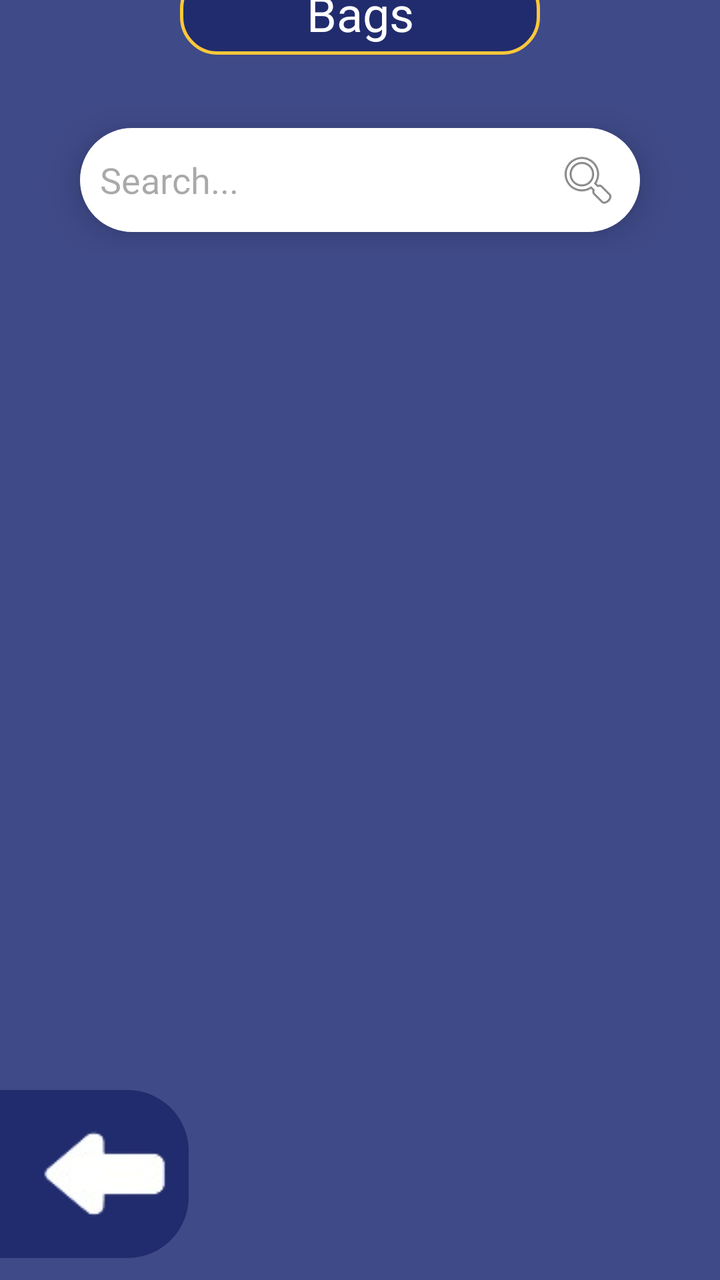
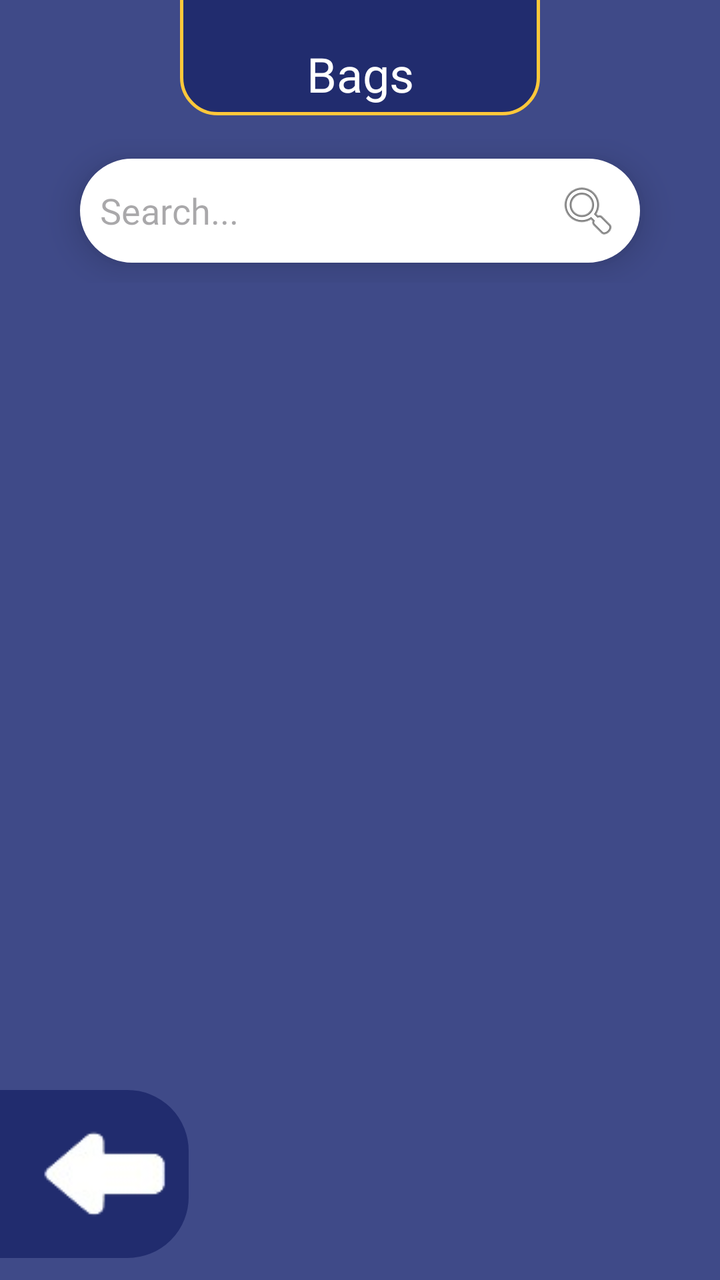

Two renders of the same Android screen: before a commit and after it. Below are the layout's source before the change and the commit's diff.
<!-- AndroidManifest.xml: application theme Theme.LostAndFound -->
<!-- res/layout/activity_bags.xml -->
<?xml version="1.0" encoding="utf-8"?>
<androidx.constraintlayout.widget.ConstraintLayout xmlns:android="http://schemas.android.com/apk/res/android"
    xmlns:app="http://schemas.android.com/apk/res-auto"
    xmlns:tools="http://schemas.android.com/tools"
    android:id="@+id/main"
    android:background="#3F4A88"
    android:layout_width="match_parent"
    android:layout_height="match_parent"
    android:fitsSystemWindows="false"
    tools:context="activities.lostandfound.student_filters.Electronics">


    <TextView
        android:id="@+id/TV_EmptyState"
        android:layout_width="wrap_content"
        android:layout_height="wrap_content"
        android:fontFamily="@font/konkhmer"
        android:text="There are currently no lost items post"
        android:textColor="@color/white"
        android:visibility="gone"
        android:textSize="16sp"
        app:layout_constraintBottom_toBottomOf="parent"
        app:layout_constraintEnd_toEndOf="parent"
        app:layout_constraintHorizontal_bias="0.495"
        app:layout_constraintStart_toStartOf="parent"
        app:layout_constraintTop_toTopOf="parent"
        app:layout_constraintVertical_bias="0.499" />

    <androidx.recyclerview.widget.RecyclerView
        android:id="@+id/RV_LatestPosts"
        android:layout_width="match_parent"
        android:layout_height="match_parent"
        android:layout_marginStart="20dp"
        android:layout_marginTop="175dp"
        android:layout_marginEnd="20dp"
        app:layout_constraintBottom_toBottomOf="parent"
        app:layout_constraintEnd_toEndOf="parent"
        app:layout_constraintHorizontal_bias="0.0"
        app:layout_constraintStart_toStartOf="parent"
        app:layout_constraintTop_toTopOf="parent"
        app:layout_constraintVertical_bias="0.0"
        tools:listitem="@layout/lost_item_" />


    <TextView
        android:id="@+id/textView15"
        android:layout_width="match_parent"
        android:layout_height="wrap_content"
        android:layout_marginStart="90dp"
        android:layout_marginTop="-30dp"
        android:layout_marginEnd="90dp"
        android:layout_marginBottom="12dp"
        android:background="@drawable/border"
        android:fontFamily="@font/konkhmer"
        android:gravity="center"
        android:text="Bags"
        android:textColor="@color/white"
        android:textSize="24sp"
        app:layout_constraintBottom_toTopOf="@+id/linearLayout"
        app:layout_constraintEnd_toEndOf="parent"
        app:layout_constraintHorizontal_bias="0.0"
        app:layout_constraintStart_toStartOf="parent"
        app:layout_constraintTop_toTopOf="parent" />

    <LinearLayout
        android:id="@+id/linearLayout"
        android:layout_width="match_parent"
        android:layout_height="wrap_content"
        android:orientation="vertical"
        app:layout_constraintBottom_toBottomOf="parent"
        app:layout_constraintEnd_toEndOf="parent"
        app:layout_constraintHorizontal_bias="0.0"
        app:layout_constraintStart_toStartOf="parent"
        app:layout_constraintTop_toTopOf="parent"
        app:layout_constraintVertical_bias="0.095">

        <EditText
            android:id="@+id/ET_SearchElectronic"
            android:layout_width="match_parent"
            android:layout_height="wrap_content"
            android:layout_marginStart="40dp"
            android:layout_marginTop="10dp"
            android:layout_marginEnd="40dp"
            android:layout_marginBottom="10dp"
            android:background="@drawable/rounded_border"
            android:drawableRight="@android:drawable/ic_menu_search"
            android:elevation="10dp"
            android:fontFamily="@font/konkhmer"
            android:hint="Search..."
            android:inputType="text"
            android:textSize="18sp" />
    </LinearLayout>

    <LinearLayout
        android:id="@+id/linearLayout2"
        android:layout_width="match_parent"
        android:layout_height="wrap_content"
        android:orientation="horizontal"
        app:layout_constraintBottom_toBottomOf="parent"
        app:layout_constraintEnd_toEndOf="parent"
        app:layout_constraintHorizontal_bias="0.0"
        app:layout_constraintStart_toStartOf="parent"
        app:layout_constraintTop_toTopOf="parent"
        app:layout_constraintVertical_bias="0.98">


        <ImageView
            android:id="@+id/IV_returnBtn"
            android:layout_width="wrap_content"
            android:layout_height="wrap_content"
            android:layout_marginStart="-30dp"
            android:background="@drawable/rounded_border"
            android:backgroundTint="#212C6E"
            android:paddingStart="50dp"
            android:src="@drawable/back_icon" />


    </LinearLayout>


</androidx.constraintlayout.widget.ConstraintLayout>
<!-- res/layout/lost_item_.xml (included above) -->
<?xml version="1.0" encoding="utf-8"?>
<androidx.cardview.widget.CardView xmlns:android="http://schemas.android.com/apk/res/android"
    android:layout_width="match_parent"
    android:layout_height="wrap_content"
    xmlns:app="http://schemas.android.com/apk/res-auto"
    app:cardElevation="8dp"
    app:cardCornerRadius="8dp"
    android:layout_margin="10dp">
    
    <LinearLayout
        android:layout_width="match_parent"
        android:layout_height="wrap_content"
        android:layout_marginVertical="6dp"
        android:orientation="horizontal">

        <androidx.cardview.widget.CardView
            android:layout_width="wrap_content"
            android:layout_height="match_parent"
            android:layout_marginEnd="10dp"
            android:layout_marginStart="10dp">

            <ImageView
                android:id="@+id/IV_photoicon"
                android:layout_width="128dp"
                android:layout_height="match_parent"
                android:src="@drawable/photo_placeholder"/>


        </androidx.cardview.widget.CardView>

        <RelativeLayout
            android:layout_width="wrap_content"
            android:layout_height="wrap_content">

            <TextView
                android:id="@+id/TV_Status"
                android:layout_width="wrap_content"
                android:layout_height="wrap_content"
                android:layout_alignParentEnd="true"
                android:layout_marginTop="75dp"
                android:layout_marginEnd="10dp"
                android:background="@drawable/found_border"
                android:fontFamily="@font/konkhmer"
                android:paddingStart="15dp"
                android:paddingEnd="15dp"
                android:text="Found"
                android:textColor="#51af51"
                android:textSize="16sp" />

            <LinearLayout
                android:layout_width="wrap_content"
                android:layout_height="wrap_content"
                android:layout_gravity="center_vertical"
                android:orientation="vertical">

                <TextView
                    android:id="@+id/TV_Itemname"
                    android:layout_width="wrap_content"
                    android:layout_height="wrap_content"
                    android:fontFamily="@font/konkhmer"
                    android:text="Item Name"
                    android:textColor="@color/text_color"
                    android:textSize="23sp" />

                <TextView
                    android:id="@+id/TV_Place"
                    android:layout_width="wrap_content"
                    android:layout_height="wrap_content"
                    android:layout_marginTop="-15dp"
                    android:drawableLeft="@drawable/location_icon"
                    android:fontFamily="@font/konkhmer"
                    android:text="Place"
                    android:textColor="#D4D4D4"
                    android:textSize="15sp" />

                <TextView
                    android:id="@+id/TV_Date"
                    android:layout_width="wrap_content"
                    android:layout_height="wrap_content"
                    android:layout_marginTop="-11dp"
                    android:drawableLeft="@drawable/date_icon"
                    android:fontFamily="@font/konkhmer"
                    android:text="Date"
                    android:textColor="#D4D4D4"
                    android:textSize="15sp" />

            </LinearLayout>


        </RelativeLayout>

    </LinearLayout>

</androidx.cardview.widget.CardView>
<!-- resources referenced by this layout -->
<resources>
  <color name="text_color">#1C254E</color>
  <color name="white">#FFFFFFFF</color>
  <!-- drawable border (drawable) -->
  <?xml version="1.0" encoding="utf-8"?>
  <shape xmlns:android="http://schemas.android.com/apk/res/android"
      android:shape="rectangle">
      <solid android:color="#212C6E"/>
      <corners android:radius="18dp"/>
      <stroke android:width="1.5dp" android:color="@color/yellow"/>
      <padding android:top="5dp" android:bottom="5dp" android:left="5dp" android:right="5dp"/>
  </shape>
  <!-- drawable date_icon (drawable) -->
  <vector xmlns:android="http://schemas.android.com/apk/res/android" android:height="24dp" android:tint="#D4D4D4" android:viewportHeight="24" android:viewportWidth="24" android:width="24dp">
        
      <path android:fillColor="#D4D4D4" android:pathData="M9,11L7,11v2h2v-2zM13,11h-2v2h2v-2zM17,11h-2v2h2v-2zM19,4h-1L18,2h-2v2L8,4L8,2L6,2v2L5,4c-1.11,0 -1.99,0.9 -1.99,2L3,20c0,1.1 0.89,2 2,2h14c1.1,0 2,-0.9 2,-2L21,6c0,-1.1 -0.9,-2 -2,-2zM19,20L5,20L5,9h14v11z"/>
      
  </vector>
  <!-- drawable found_border (drawable) -->
  <?xml version="1.0" encoding="utf-8"?>
  <shape xmlns:android="http://schemas.android.com/apk/res/android"
      android:shape="rectangle">
      <solid android:color="#82ED82"/>
      <corners android:radius="8dp"/>
  </shape>
  <!-- drawable location_icon (drawable) -->
  <vector xmlns:android="http://schemas.android.com/apk/res/android"
      android:height="24dp"
      android:tint="#D4D4D4" android:viewportHeight="960" android:viewportWidth="960" android:width="24dp">
        
      <path android:fillColor="#D4D4D4"
          android:pathData="M480,480Q513,480 536.5,456.5Q560,433 560,400Q560,367 536.5,343.5Q513,320 480,320Q447,320 423.5,343.5Q400,367 400,400Q400,433 423.5,456.5Q447,480 480,480ZM480,774Q602,662 661,570.5Q720,479 720,408Q720,299 650.5,229.5Q581,160 480,160Q379,160 309.5,229.5Q240,299 240,408Q240,479 299,570.5Q358,662 480,774ZM480,880Q319,743 239.5,625.5Q160,508 160,408Q160,258 256.5,169Q353,80 480,80Q607,80 703.5,169Q800,258 800,408Q800,508 720.5,625.5Q641,743 480,880ZM480,400Q480,400 480,400Q480,400 480,400Q480,400 480,400Q480,400 480,400Q480,400 480,400Q480,400 480,400Q480,400 480,400Q480,400 480,400Z"/>
      
  </vector>
  <!-- drawable rounded_border (drawable) -->
  <?xml version="1.0" encoding="utf-8"?>
  <shape xmlns:android="http://schemas.android.com/apk/res/android"
      android:shape="rectangle">
      <solid android:color="#ffffff"/>
      <corners android:radius="30dp"/>
      <stroke android:width="1dp" android:color="@color/white"/>
      <padding android:top="10dp" android:bottom="10dp" android:left="10dp" android:right="10dp"/>
  </shape>
  <style name="Theme.LostAndFound" parent="Base.Theme.LostAndFound" />
  <color name="yellow">#FFC83A</color>
  <style name="Base.Theme.LostAndFound" parent="Theme.Material3.DayNight.NoActionBar">
          
          
      </style>
  <!-- unchanged entries left out for length: 2 -->
</resources>

<!-- the commit's change to res/layout/activity_bags.xml (unified diff, before → after) -->
@@ -31,7 +31,7 @@
         android:layout_width="match_parent"
         android:layout_height="match_parent"
         android:layout_marginStart="20dp"
-        android:layout_marginTop="175dp"
+        android:layout_marginTop="185dp"
         android:layout_marginEnd="20dp"
         app:layout_constraintBottom_toBottomOf="parent"
         app:layout_constraintEnd_toEndOf="parent"
@@ -53,6 +53,7 @@
         android:background="@drawable/border"
         android:fontFamily="@font/konkhmer"
         android:gravity="center"
+        android:paddingTop="50dp"
         android:text="Bags"
         android:textColor="@color/white"
         android:textSize="24sp"
@@ -60,7 +61,8 @@
         app:layout_constraintEnd_toEndOf="parent"
         app:layout_constraintHorizontal_bias="0.0"
         app:layout_constraintStart_toStartOf="parent"
-        app:layout_constraintTop_toTopOf="parent" />
+        app:layout_constraintTop_toTopOf="parent"
+        app:layout_constraintVertical_bias="0.466" />
 
     <LinearLayout
         android:id="@+id/linearLayout"
@@ -72,7 +74,7 @@
         app:layout_constraintHorizontal_bias="0.0"
         app:layout_constraintStart_toStartOf="parent"
         app:layout_constraintTop_toTopOf="parent"
-        app:layout_constraintVertical_bias="0.095">
+        app:layout_constraintVertical_bias="0.122">
 
         <EditText
             android:id="@+id/ET_SearchElectronic"
@@ -123,7 +125,7 @@
 <?xml version="1.0" encoding="utf-8"?>
 <androidx.cardview.widget.CardView xmlns:android="http://schemas.android.com/apk/res/android"
     android:layout_width="match_parent"
-    android:layout_height="wrap_content"
+    android:layout_height="120dp"
     xmlns:app="http://schemas.android.com/apk/res-auto"
     app:cardElevation="8dp"
     app:cardCornerRadius="8dp"
@@ -176,6 +178,7 @@
                 android:orientation="vertical">
 
                 <TextView
+                    android:includeFontPadding="false"
                     android:id="@+id/TV_Itemname"
                     android:layout_width="wrap_content"
                     android:layout_height="wrap_content"
<!-- resource entries referenced after the edit -->
@@ -47,6 +47,10 @@
   <style name="Base.Theme.LostAndFound" parent="Theme.Material3.DayNight.NoActionBar">
           
           
+              <item name="drawerArrowStyle">@style/DrawerIcon</item>
+      </style>
+  <style name="DrawerIcon" parent="Widget.AppCompat.DrawerArrowToggle">
+          <item name="color">@color/white</item>
       </style>
   <!-- unchanged entries left out for length: 2 -->
 </resources>
